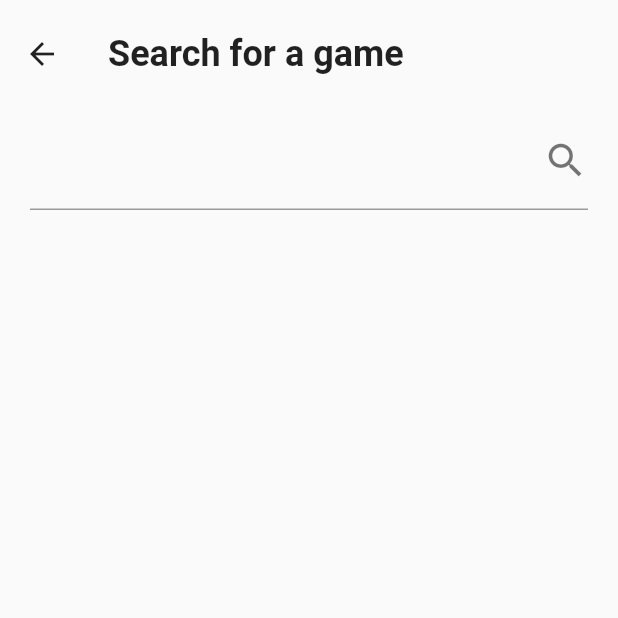
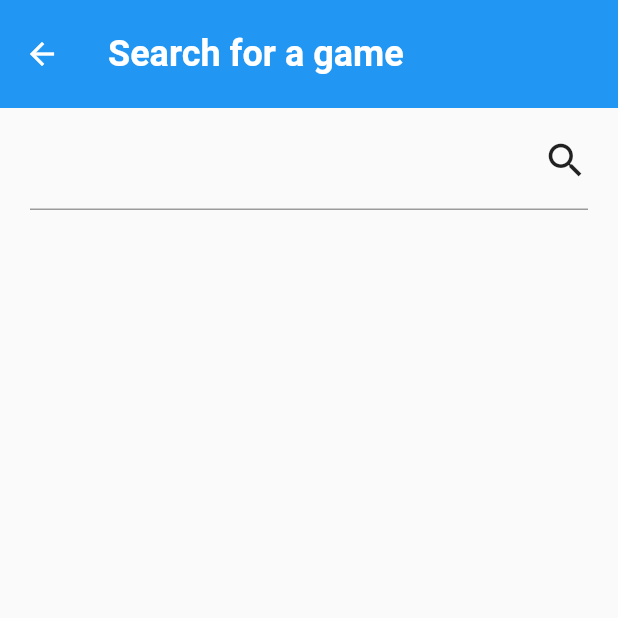
Before and after one commit to Brendovisk/Mevuun, a Flutter app: the screen it shows after launch, item 2 of the bottom bar chosen, after a tap on the "search" icon, on a phone screen of 412 x 824 dp, the top half of it. Run offline on Flutter 3.47's test engine with Material 2 defaults, Android fonts, the phone set to English and light mode, and no system bars; our stand-ins replace hive_flutter; accounts and stored records are empty.

Commit message:
feat: add the hive to toggle between themes

```diff
--- a/lib/main.dart
+++ b/lib/main.dart
@@ -3,17 +3,29 @@ import 'package:meevun_2/all_games_page.dart';
 import 'package:meevun_2/favorite_games_page.dart';
 import 'package:meevun_2/profile_page.dart';
 import 'package:meevun_2/search_all_games_page.dart';
+import 'package:hive_flutter/hive_flutter.dart';
 
-void main() => runApp(const MyApp());
+Future<void> main() async {
+  await Hive.initFlutter();
+  await Hive.openBox('settings');
+  runApp(const MyApp());
+}
 
 class MyApp extends StatelessWidget {
   const MyApp({super.key});
 
   @override
   Widget build(BuildContext context) {
-    return const MaterialApp(
-      debugShowCheckedModeBanner: false,
-      home: AllGames(),
+    return ValueListenableBuilder(
+      valueListenable: Hive.box('settings').listenable(),
+      builder: (context, box, child) {
+        final isDark = box.get('isDark', defaultValue: false);
+        return MaterialApp(
+          debugShowCheckedModeBanner: false,
+          theme: isDark ? ThemeData.dark() : ThemeData.light(),
+          home: const AllGames(),
+        );
+      },
     );
   }
 }
@@ -26,6 +38,7 @@ class AllGames extends StatefulWidget {
 }
 
 class _AllGamesState extends State<AllGames> {
+  // Load the page according to the selected BottomNavigationBarItem
   int _currentPage = 0;
   List<Widget> pages = const [
     AllGamesPage(),
@@ -38,13 +51,10 @@ class _AllGamesState extends State<AllGames> {
     return Scaffold(
       body: Scaffold(
         appBar: AppBar(
-          backgroundColor: const Color(0xfffafafa),
-          shadowColor: Colors.transparent,
           toolbarHeight: 90,
           title: const Text(
             "All Games",
             style: TextStyle(
-              color: Colors.black87,
               fontWeight: FontWeight.w600,
               fontSize: 28,
             ),
@@ -57,7 +67,6 @@ class _AllGamesState extends State<AllGames> {
                   IconButton(
                     icon: const Icon(
                       Icons.search,
-                      color: Colors.black87,
                       size: 30,
                     ),
                     tooltip: 'Search for a game',
@@ -95,7 +104,6 @@ class _AllGamesState extends State<AllGames> {
             ),
           ],
           currentIndex: _currentPage,
-          selectedItemColor: Colors.blue,
           onTap: (int index) {
             setState(() {
               _currentPage = index;
--- a/lib/search_all_games_page.dart
+++ b/lib/search_all_games_page.dart
@@ -14,14 +14,11 @@ class SearchAllGames extends StatelessWidget {
   Widget build(BuildContext context) {
     return Scaffold(
       appBar: AppBar(
-        backgroundColor: const Color(0xfffafafa),
         shadowColor: Colors.transparent,
         toolbarHeight: 72,
-        foregroundColor: Colors.black87,
         title: const Text(
           "Search for a game",
           style: TextStyle(
-            color: Colors.black87,
             fontWeight: FontWeight.w600,
             fontSize: 24,
           ),
@@ -48,7 +45,7 @@ class SearchAllGames extends StatelessWidget {
             ),
             const Positioned(
               right: 0,
-              child: Icon(Icons.search, size: 30, color: Colors.black54),
+              child: Icon(Icons.search, size: 30),
             )
           ],
         ),
--- a/pubspec.yaml
+++ b/pubspec.yaml
@@ -37,6 +37,7 @@ dependencies:
   # Use with the CupertinoIcons class for iOS style icons.
   cupertino_icons: ^1.0.2
   english_words: ^4.0.0
+  hive_flutter:
 
 dev_dependencies:
   flutter_test:
```
Also changed, not shown: lib/profile_page.dart (+31 -14 lines), pubspec.lock, 1 other file.
